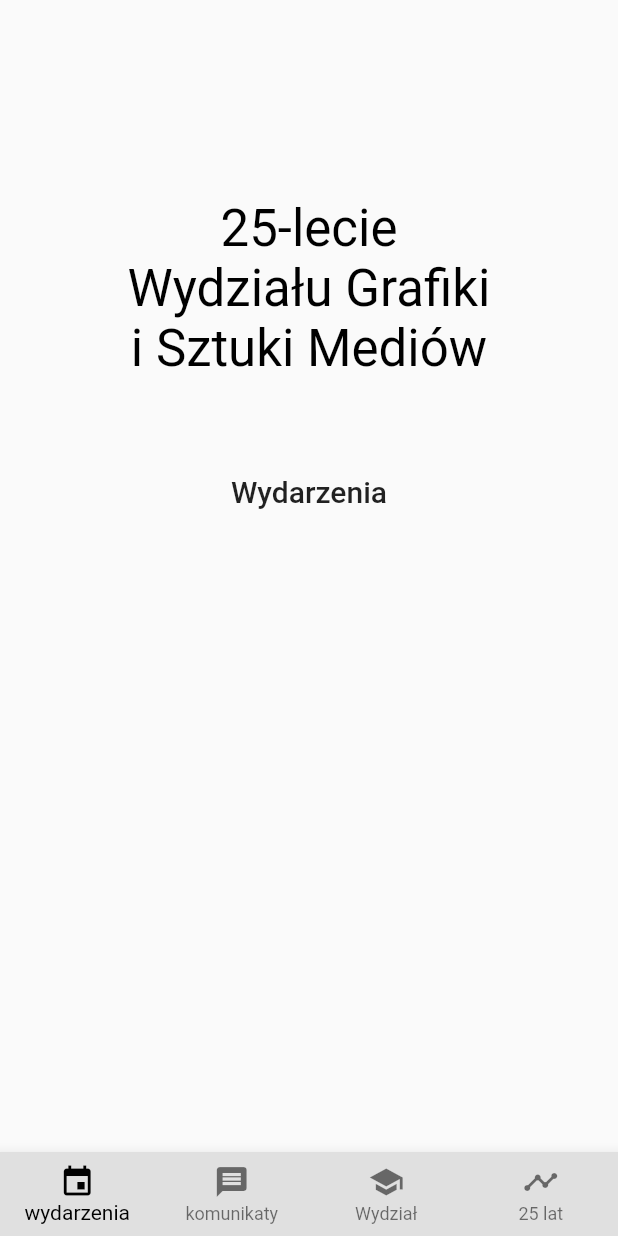
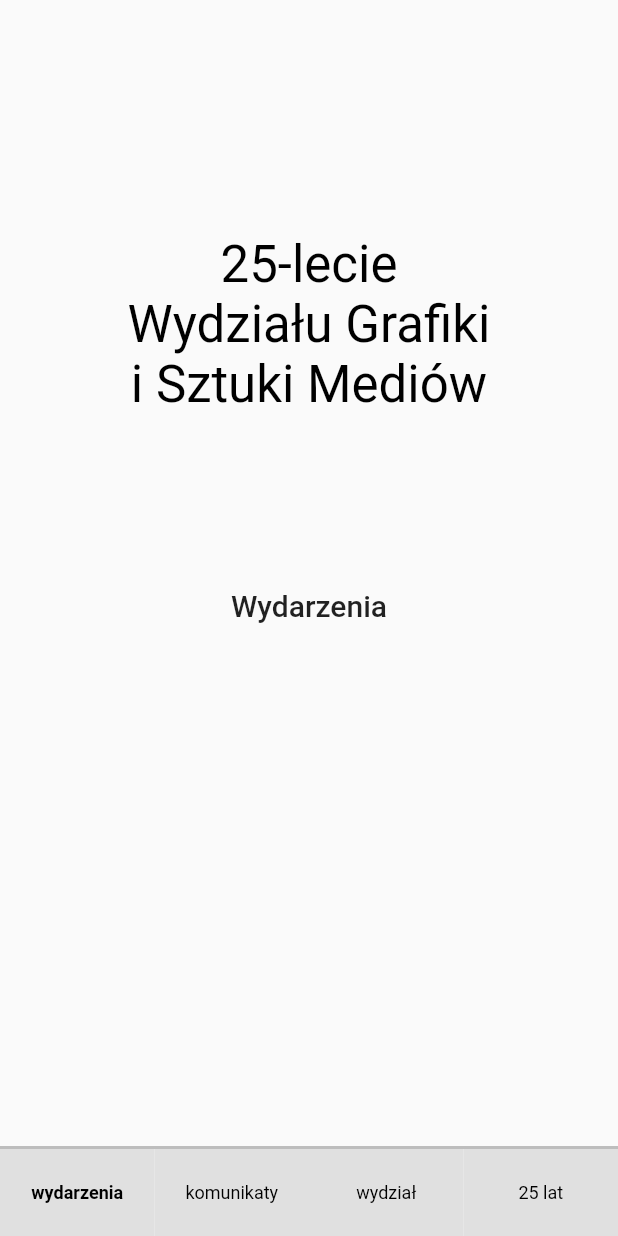
Before and after one commit to Maruchin1/cross-platform-benchmark, a Flutter app: the screen it shows after launch, on a phone screen of 412 x 824 dp. Run offline on Flutter 3.47's test engine with Material 2 defaults, Android fonts, the phone set to English and light mode, and no system bars; our stand-ins replace equatable, flutter_hooks, scroll_to_index, sqflite; missing offline and left inert: animated_size_and_fade; accounts and stored records are empty; network calls fail; statements that could not run were skipped.

Commit message:
flutter-app: adjust styling to match other apps

```diff
--- a/flutter_app/lib/main.dart
+++ b/flutter_app/lib/main.dart
@@ -8,7 +8,7 @@ import 'package:http/http.dart';
 import 'package:path/path.dart';
 import 'package:provider/provider.dart';
 import 'package:sqflite/sqflite.dart';
-import 'main_container.dart';
+import 'tabs.dart';
 
 void main() async {
   WidgetsFlutterBinding.ensureInitialized();
@@ -50,7 +50,7 @@ class MyApp extends StatelessWidget {
           backgroundColor: Colors.grey.shade50),
       home: ChangeNotifierProvider(
         create: (context) => _createRepository(database),
-        child: MainContainer(),
+        child: Tabs(),
       ),
     );
   }
@@ -60,6 +60,10 @@ class CustomTextTheme {
   static TextStyle title(BuildContext context) {
     return Theme.of(context).textTheme.subtitle1.copyWith(fontSize: 20);
   }
+
+  static TextStyle body(BuildContext context) {
+    return Theme.of(context).textTheme.caption.copyWith(color: Colors.black);
+  }
 }
 
 Repository _createRepository(Future<Database> database) {
--- a/flutter_app/lib/main_container.dart
+++ /dev/null
@@ -1,30 +0,0 @@
-import 'package:flutter/material.dart';
-import 'package:flutter/services.dart';
-import 'page_events/events_page.dart';
-
-class MainContainer extends StatelessWidget {
-  @override
-  Widget build(BuildContext context) {
-    var theme = Theme.of(context);
-    var systemStyle = SystemUiOverlayStyle.dark.copyWith(
-        statusBarColor: theme.backgroundColor,
-        systemNavigationBarColor: theme.primaryColor);
-    SystemChrome.setSystemUIOverlayStyle(systemStyle);
-
-    return Scaffold(
-      body: EventsPage(),
-      bottomNavigationBar: BottomNavigationBar(
-        type: BottomNavigationBarType.fixed,
-        backgroundColor: theme.primaryColor,
-        selectedItemColor: Colors.black,
-        items: [
-          BottomNavigationBarItem(icon: Icon(Icons.event), label: "wydarzenia"),
-          BottomNavigationBarItem(
-              icon: Icon(Icons.message), label: "komunikaty"),
-          BottomNavigationBarItem(icon: Icon(Icons.school), label: "Wydział"),
-          BottomNavigationBarItem(icon: Icon(Icons.timeline), label: "25 lat")
-        ],
-      ),
-    );
-  }
-}
--- a/flutter_app/lib/page_events/events_page.dart
+++ b/flutter_app/lib/page_events/events_page.dart
@@ -19,23 +19,16 @@ class EventsPage extends StatelessWidget {
       scrollDirection: scrollDirection,
       controller: controller,
       slivers: [
-        SliverAppBar(
-            backgroundColor: theme.backgroundColor,
-            floating: false,
-            pinned: false,
-            expandedHeight: 300,
-            flexibleSpace: FlexibleSpaceBar(
-              collapseMode: CollapseMode.pin,
-              background: Padding(
-                padding: EdgeInsets.only(top: 132),
-                child: Text(
-                  "25-lecie\nWydziału Grafiki\ni Sztuki Mediów",
-                  textAlign: TextAlign.center,
-                  style:
-                      theme.textTheme.headline4.copyWith(color: Colors.black),
-                ),
-              ),
-            )),
+        SliverToBoxAdapter(
+          child: Padding(
+            padding: EdgeInsets.only(top: 156, bottom: 100),
+            child: Text(
+              "25-lecie\nWydziału Grafiki\ni Sztuki Mediów",
+              textAlign: TextAlign.center,
+              style: theme.textTheme.headline4.copyWith(color: Colors.black),
+            ),
+          ),
+        ),
         SliverAppBar(
           backgroundColor: theme.backgroundColor,
           floating: false,
@@ -46,6 +39,9 @@ class EventsPage extends StatelessWidget {
           ),
           centerTitle: true,
         ),
+        SliverToBoxAdapter(
+          child: SizedBox(height: 48),
+        ),
         EventsList(controller)
       ],
     );
--- /dev/null
+++ b/flutter_app/lib/tabs.dart
@@ -0,0 +1,91 @@
+import 'package:flutter/material.dart';
+import 'package:flutter/services.dart';
+import 'package:flutter_app/main.dart';
+import 'package:flutter_app/page_department/department_page.dart';
+import 'package:flutter_app/page_messages/messages_page.dart';
+import 'package:flutter_app/page_timeline/timeline_page.dart';
+import 'package:flutter_hooks/flutter_hooks.dart';
+import 'page_events/events_page.dart';
+
+enum TabsOption { events, messages, department, timeline }
+
+class Tabs extends HookWidget {
+  @override
+  Widget build(BuildContext context) {
+    final selectedOption = useState(TabsOption.events);
+    final theme = Theme.of(context);
+
+    _setSystemStyles(context);
+    return Scaffold(
+      body: _page(selectedOption),
+      bottomNavigationBar: Container(
+        height: 60,
+        decoration: BoxDecoration(
+          border: Border(
+            top: BorderSide(color: theme.primaryColorDark, width: 2),
+          ),
+        ),
+        child: Row(
+          children: [
+            _bottomNavOption(
+                context, TabsOption.events, 'wydarzenia', selectedOption),
+            _bottomNavOption(
+                context, TabsOption.messages, 'komunikaty', selectedOption),
+            _bottomNavOption(
+                context, TabsOption.department, 'wydział', selectedOption),
+            _bottomNavOption(
+                context, TabsOption.timeline, '25 lat', selectedOption)
+          ],
+        ),
+      ),
+    );
+  }
+
+  Widget _page(ValueNotifier<TabsOption> selectedOption) {
+    switch (selectedOption.value) {
+      case TabsOption.events:
+        return EventsPage();
+      case TabsOption.messages:
+        return MessagesPage();
+      case TabsOption.department:
+        return DepartmentPage();
+      case TabsOption.timeline:
+        return TimelinePage();
+    }
+  }
+
+  Widget _bottomNavOption(
+    BuildContext context,
+    TabsOption option,
+    String text,
+    ValueNotifier<TabsOption> selectedOption,
+  ) {
+    final theme = Theme.of(context);
+    return Flexible(
+      flex: 1,
+      child: Material(
+        color: theme.primaryColor,
+        child: InkWell(
+          onTap: () => selectedOption.value = option,
+          child: Center(
+            child: Text(
+              text,
+              style: selectedOption.value == option
+                  ? CustomTextTheme.body(context)
+                      .copyWith(fontWeight: FontWeight.bold)
+                  : CustomTextTheme.body(context),
+            ),
+          ),
+        ),
+      ),
+    );
+  }
+
+  void _setSystemStyles(BuildContext context) {
+    final theme = Theme.of(context);
+    var systemStyle = SystemUiOverlayStyle.dark.copyWith(
+        statusBarColor: theme.backgroundColor,
+        systemNavigationBarColor: theme.primaryColor);
+    SystemChrome.setSystemUIOverlayStyle(systemStyle);
+  }
+}
```
Also changed, not shown: flutter_app/lib/page_department/department_page.dart (added, +10 -0 lines), flutter_app/lib/page_messages/messages_page.dart (added, +10 -0 lines), flutter_app/lib/page_timeline/timeline_page.dart (added, +10 -0 lines), 2 other files.
